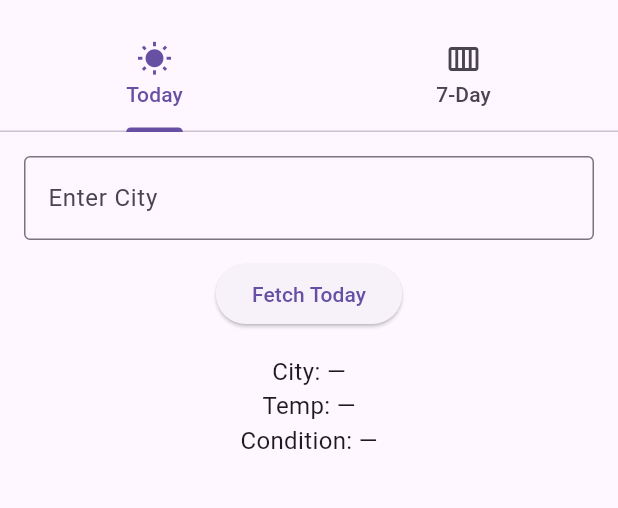
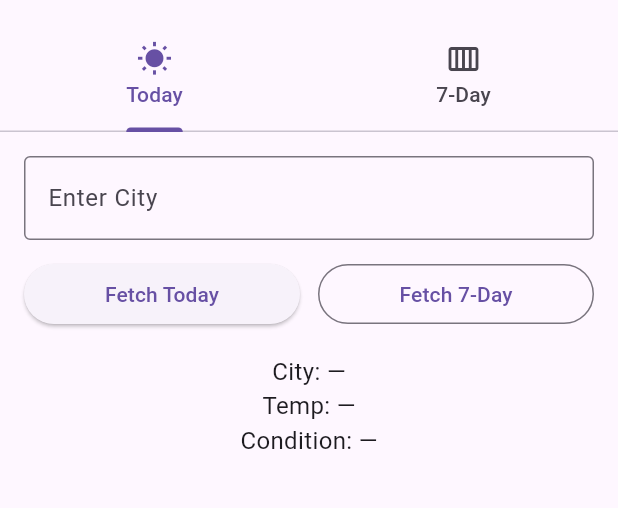
Before and after one commit to Systemized/CSC-4360, a Flutter app: the screen it shows after launch, on a phone screen of 412 x 824 dp, the part 63-571 px from its top. Run offline on Flutter 3.47's test engine with Material 3 defaults, Android fonts, the phone set to English and light mode, and no system bars.

Commit message:
Displayed simulated 7-day weather information

```diff
--- a/weather_info_app/lib/main.dart
+++ b/weather_info_app/lib/main.dart
@@ -24,9 +24,13 @@ class _WeatherHomePageState extends State<WeatherHomePage> {
   final _rng = Random();
   final _conditions = const ['Sunny', 'Cloudy', 'Rainy', 'Windy', 'Stormy'];
 
+  // Today
   String city = '—';
   String temp = '—';
   String condition = '—';
+
+  // 7-day
+  List<Map<String, String>> forecast = [];
 
   void _fetchToday() {
     final c = _cityCtrl.text.trim();
@@ -35,6 +39,21 @@ class _WeatherHomePageState extends State<WeatherHomePage> {
       city = c;
       temp = '${15 + _rng.nextInt(16)} °C';
       condition = _conditions[_rng.nextInt(_conditions.length)];
+    });
+  }
+
+  void _fetch7Day() {
+    final c = _cityCtrl.text.trim();
+    if (c.isEmpty) return;
+    setState(() {
+      city = c;
+      forecast = List.generate(7, (i) {
+        return {
+          'day': 'Day ${i + 1}',
+          'temp': '${15 + _rng.nextInt(16)} °C',
+          'condition': _conditions[_rng.nextInt(_conditions.length)],
+        };
+      });
     });
   }
 
@@ -67,9 +86,22 @@ class _WeatherHomePageState extends State<WeatherHomePage> {
                     ),
                   ),
                   const SizedBox(height: 12),
-                  ElevatedButton(
-                    onPressed: _fetchToday,
-                    child: const Text('Fetch Today'),
+                  Row(
+                    children: [
+                      Expanded(
+                        child: ElevatedButton(
+                          onPressed: _fetchToday,
+                          child: const Text('Fetch Today'),
+                        ),
+                      ),
+                      const SizedBox(width: 12),
+                      Expanded(
+                        child: OutlinedButton(
+                          onPressed: _fetch7Day,
+                          child: const Text('Fetch 7-Day'),
+                        ),
+                      ),
+                    ],
                   ),
                   const SizedBox(height: 16),
                   Text('City: $city', style: const TextStyle(fontSize: 16)),
@@ -78,8 +110,36 @@ class _WeatherHomePageState extends State<WeatherHomePage> {
                 ],
               ),
             ),
-            // 7-DAY TAB (placeholder for now)
-            const Center(child: Text('7-day forecast coming in feature branch')),
+            // 7-DAY TAB
+            Padding(
+              padding: const EdgeInsets.all(16),
+              child: forecast.isEmpty
+                  ? const Center(child: Text('Tap "Fetch 7-Day" on Today tab'))
+                  : Column(
+                      crossAxisAlignment: CrossAxisAlignment.start,
+                      children: [
+                        Text('7-Day Forecast for $city',
+                            style: const TextStyle(
+                                fontSize: 18, fontWeight: FontWeight.bold)),
+                        const SizedBox(height: 12),
+                        Expanded(
+                          child: ListView.builder(
+                            itemCount: forecast.length,
+                            itemBuilder: (context, i) {
+                              final d = forecast[i];
+                              return Card(
+                                child: ListTile(
+                                  leading: Text(d['day']!),
+                                  title: Text(d['temp']!),
+                                  subtitle: Text(d['condition']!),
+                                ),
+                              );
+                            },
+                          ),
+                        ),
+                      ],
+                    ),
+            ),
           ],
         ),
       ),
```
